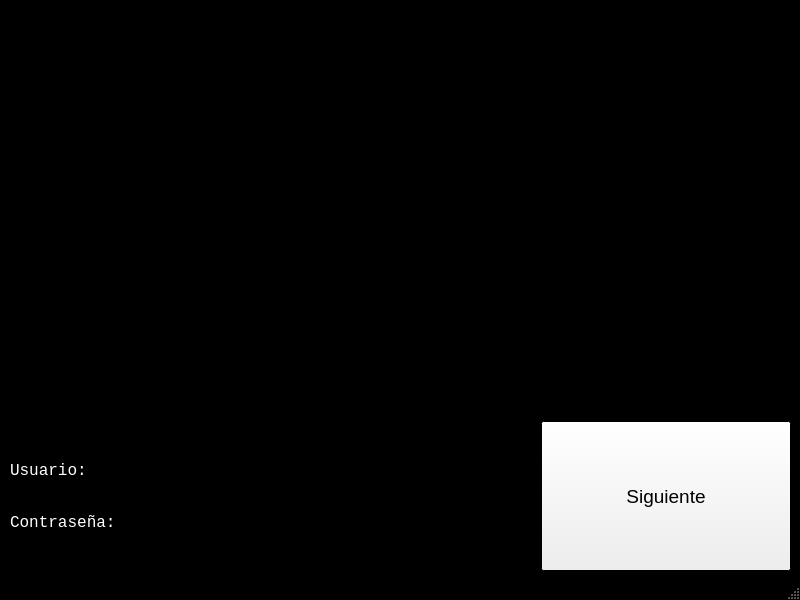
This is Parkinson/ui/Login.ui in GareusMno/AppParkinson as Qt 5 draws it before an edit. The edited form follows.
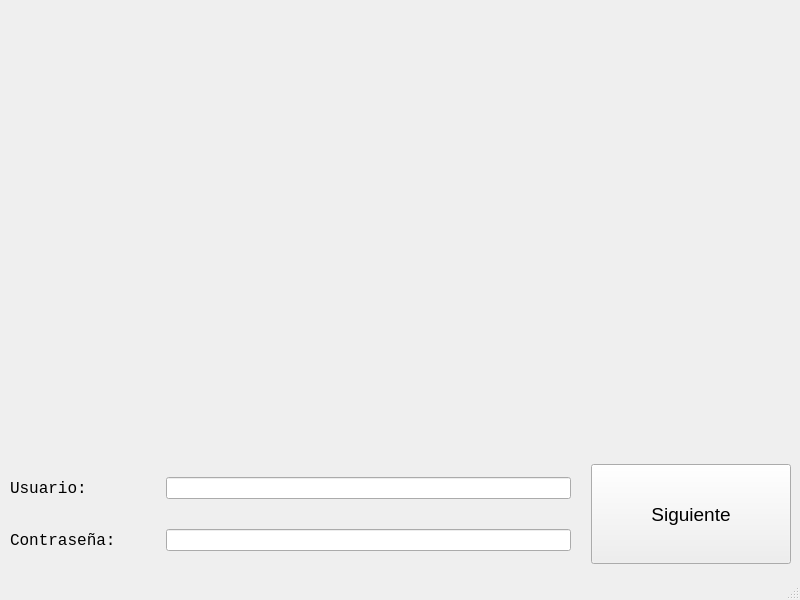
This is the edited form. Icons and pictures are not drawn.

Commit message: Tot a color default i boto arreglat de el login

Diff of the .ui file:
```diff
--- a/Parkinson/ui/Login.ui
+++ b/Parkinson/ui/Login.ui
@@ -10,190 +10,12 @@
     <height>600</height>
    </rect>
   </property>
-  <property name="minimumSize">
-   <size>
-    <width>800</width>
-    <height>600</height>
-   </size>
-  </property>
   <property name="maximumSize">
    <size>
     <width>800</width>
     <height>600</height>
    </size>
   </property>
-  <property name="palette">
-   <palette>
-    <active>
-     <colorrole role="Light">
-      <brush brushstyle="SolidPattern">
-       <color alpha="255">
-        <red>0</red>
-        <green>0</green>
-        <blue>0</blue>
-       </color>
-      </brush>
-     </colorrole>
-     <colorrole role="Midlight">
-      <brush brushstyle="SolidPattern">
-       <color alpha="255">
-        <red>0</red>
-        <green>0</green>
-        <blue>0</blue>
-       </color>
-      </brush>
-     </colorrole>
-     <colorrole role="Text">
-      <brush brushstyle="SolidPattern">
-       <color alpha="255">
-        <red>255</red>
-        <green>255</green>
-        <blue>255</blue>
-       </color>
-      </brush>
-     </colorrole>
-     <colorrole role="Base">
-      <brush brushstyle="SolidPattern">
-       <color alpha="255">
-        <red>0</red>
-        <green>0</green>
-        <blue>0</blue>
-       </color>
-      </brush>
-     </colorrole>
-     <colorrole role="Window">
-      <brush brushstyle="SolidPattern">
-       <color alpha="255">
-        <red>0</red>
-        <green>0</green>
-        <blue>0</blue>
-       </color>
-      </brush>
-     </colorrole>
-     <colorrole role="AlternateBase">
-      <brush brushstyle="SolidPattern">
-       <color alpha="255">
-        <red>0</red>
-        <green>0</green>
-        <blue>0</blue>
-       </color>
-      </brush>
-     </colorrole>
-    </active>
-    <inactive>
-     <colorrole role="Light">
-      <brush brushstyle="SolidPattern">
-       <color alpha="255">
-        <red>0</red>
-        <green>0</green>
-        <blue>0</blue>
-       </color>
-      </brush>
-     </colorrole>
-     <colorrole role="Midlight">
-      <brush brushstyle="SolidPattern">
-       <color alpha="255">
-        <red>0</red>
-        <green>0</green>
-        <blue>0</blue>
-       </color>
-      </brush>
-     </colorrole>
-     <colorrole role="Text">
-      <brush brushstyle="SolidPattern">
-       <color alpha="255">
-        <red>255</red>
-        <green>255</green>
-        <blue>255</blue>
-       </color>
-      </brush>
-     </colorrole>
-     <colorrole role="Base">
-      <brush brushstyle="SolidPattern">
-       <color alpha="255">
-        <red>0</red>
-        <green>0</green>
-        <blue>0</blue>
-       </color>
-      </brush>
-     </colorrole>
-     <colorrole role="Window">
-      <brush brushstyle="SolidPattern">
-       <color alpha="255">
-        <red>0</red>
-        <green>0</green>
-        <blue>0</blue>
-       </color>
-      </brush>
-     </colorrole>
-     <colorrole role="AlternateBase">
-      <brush brushstyle="SolidPattern">
-       <color alpha="255">
-        <red>0</red>
-        <green>0</green>
-        <blue>0</blue>
-       </color>
-      </brush>
-     </colorrole>
-    </inactive>
-    <disabled>
-     <colorrole role="Light">
-      <brush brushstyle="SolidPattern">
-       <color alpha="255">
-        <red>0</red>
-        <green>0</green>
-        <blue>0</blue>
-       </color>
-      </brush>
-     </colorrole>
-     <colorrole role="Midlight">
-      <brush brushstyle="SolidPattern">
-       <color alpha="255">
-        <red>0</red>
-        <green>0</green>
-        <blue>0</blue>
-       </color>
-      </brush>
-     </colorrole>
-     <colorrole role="Text">
-      <brush brushstyle="SolidPattern">
-       <color alpha="255">
-        <red>120</red>
-        <green>120</green>
-        <blue>120</blue>
-       </color>
-      </brush>
-     </colorrole>
-     <colorrole role="Base">
-      <brush brushstyle="SolidPattern">
-       <color alpha="255">
-        <red>0</red>
-        <green>0</green>
-        <blue>0</blue>
-       </color>
-      </brush>
-     </colorrole>
-     <colorrole role="Window">
-      <brush brushstyle="SolidPattern">
-       <color alpha="255">
-        <red>0</red>
-        <green>0</green>
-        <blue>0</blue>
-       </color>
-      </brush>
-     </colorrole>
-     <colorrole role="AlternateBase">
-      <brush brushstyle="SolidPattern">
-       <color alpha="255">
-        <red>0</red>
-        <green>0</green>
-        <blue>0</blue>
-       </color>
-      </brush>
-     </colorrole>
-    </disabled>
-   </palette>
-  </property>
   <property name="windowTitle">
    <string>MainWindow</string>
   </property>
@@ -204,151 +26,6 @@
      <height>590</height>
     </size>
    </property>
-   <property name="palette">
-    <palette>
-     <active>
-      <colorrole role="WindowText">
-       <brush brushstyle="SolidPattern">
-        <color alpha="255">
-         <red>255</red>
-         <green>255</green>
-         <blue>255</blue>
-        </color>
-       </brush>
-      </colorrole>
-      <colorrole role="Base">
-       <brush brushstyle="SolidPattern">
-        <color alpha="255">
-         <red>0</red>
-         <green>0</green>
-         <blue>0</blue>
-        </color>
-       </brush>
-      </colorrole>
-      <colorrole role="Window">
-       <brush brushstyle="SolidPattern">
-        <color alpha="255">
-         <red>0</red>
-         <green>0</green>
-         <blue>0</blue>
-        </color>
-       </brush>
-      </colorrole>
-      <colorrole role="Shadow">
-       <brush brushstyle="SolidPattern">
-        <color alpha="255">
-         <red>0</red>
-         <green>0</green>
-         <blue>0</blue>
-        </color>
-       </brush>
-      </colorrole>
-      <colorrole role="AlternateBase">
-       <brush brushstyle="SolidPattern">
-        <color alpha="255">
-         <red>0</red>
-         <green>0</green>
-         <blue>0</blue>
-        </color>
-       </brush>
-      </colorrole>
-     </active>
-     <inactive>
-      <colorrole role="WindowText">
-       <brush brushstyle="SolidPattern">
-        <color alpha="255">
-         <red>255</red>
-         <green>255</green>
-         <blue>255</blue>
-        </color>
-       </brush>
-      </colorrole>
-      <colorrole role="Base">
-       <brush brushstyle="SolidPattern">
-        <color alpha="255">
-         <red>0</red>
-         <green>0</green>
-         <blue>0</blue>
-        </color>
-       </brush>
-      </colorrole>
-      <colorrole role="Window">
-       <brush brushstyle="SolidPattern">
-        <color alpha="255">
-         <red>0</red>
-         <green>0</green>
-         <blue>0</blue>
-        </color>
-       </brush>
-      </colorrole>
-      <colorrole role="Shadow">
-       <brush brushstyle="SolidPattern">
-        <color alpha="255">
-         <red>0</red>
-         <green>0</green>
-         <blue>0</blue>
-        </color>
-       </brush>
-      </colorrole>
-      <colorrole role="AlternateBase">
-       <brush brushstyle="SolidPattern">
-        <color alpha="255">
-         <red>0</red>
-         <green>0</green>
-         <blue>0</blue>
-        </color>
-       </brush>
-      </colorrole>
-     </inactive>
-     <disabled>
-      <colorrole role="WindowText">
-       <brush brushstyle="SolidPattern">
-        <color alpha="255">
-         <red>120</red>
-         <green>120</green>
-         <blue>120</blue>
-        </color>
-       </brush>
-      </colorrole>
-      <colorrole role="Base">
-       <brush brushstyle="SolidPattern">
-        <color alpha="255">
-         <red>0</red>
-         <green>0</green>
-         <blue>0</blue>
-        </color>
-       </brush>
-      </colorrole>
-      <colorrole role="Window">
-       <brush brushstyle="SolidPattern">
-        <color alpha="255">
-         <red>0</red>
-         <green>0</green>
-         <blue>0</blue>
-        </color>
-       </brush>
-      </colorrole>
-      <colorrole role="Shadow">
-       <brush brushstyle="SolidPattern">
-        <color alpha="255">
-         <red>0</red>
-         <green>0</green>
-         <blue>0</blue>
-        </color>
-       </brush>
-      </colorrole>
-      <colorrole role="AlternateBase">
-       <brush brushstyle="SolidPattern">
-        <color alpha="255">
-         <red>0</red>
-         <green>0</green>
-         <blue>0</blue>
-        </color>
-       </brush>
-      </colorrole>
-     </disabled>
-    </palette>
-   </property>
    <widget class="QWidget" name="verticalLayoutWidget">
     <property name="geometry">
      <rect>
@@ -439,6 +116,15 @@
                 </color>
                </brush>
               </colorrole>
+              <colorrole role="PlaceholderText">
+               <brush brushstyle="NoBrush">
+                <color alpha="128">
+                 <red>0</red>
+                 <green>0</green>
+                 <blue>0</blue>
+                </color>
+               </brush>
+              </colorrole>
              </active>
              <inactive>
               <colorrole role="Text">
@@ -450,6 +136,15 @@
                 </color>
                </brush>
               </colorrole>
+              <colorrole role="PlaceholderText">
+               <brush brushstyle="NoBrush">
+                <color alpha="128">
+                 <red>0</red>
+                 <green>0</green>
+                 <blue>0</blue>
+                </color>
+               </brush>
+              </colorrole>
              </inactive>
              <disabled>
               <colorrole role="Text">
@@ -461,6 +156,15 @@
                 </color>
                </brush>
               </colorrole>
+              <colorrole role="PlaceholderText">
+               <brush brushstyle="NoBrush">
+                <color alpha="128">
+                 <red>0</red>
+                 <green>0</green>
+                 <blue>0</blue>
+                </color>
+               </brush>
+              </colorrole>
              </disabled>
             </palette>
            </property>
@@ -499,6 +203,15 @@
                 </color>
                </brush>
               </colorrole>
+              <colorrole role="PlaceholderText">
+               <brush brushstyle="NoBrush">
+                <color alpha="128">
+                 <red>0</red>
+                 <green>0</green>
+                 <blue>0</blue>
+                </color>
+               </brush>
+              </colorrole>
              </active>
              <inactive>
               <colorrole role="Text">
@@ -510,6 +223,15 @@
                 </color>
                </brush>
               </colorrole>
+              <colorrole role="PlaceholderText">
+               <brush brushstyle="NoBrush">
+                <color alpha="128">
+                 <red>0</red>
+                 <green>0</green>
+                 <blue>0</blue>
+                </color>
+               </brush>
+              </colorrole>
              </inactive>
              <disabled>
               <colorrole role="Text">
@@ -521,6 +243,15 @@
                 </color>
                </brush>
               </colorrole>
+              <colorrole role="PlaceholderText">
+               <brush brushstyle="NoBrush">
+                <color alpha="128">
+                 <red>0</red>
+                 <green>0</green>
+                 <blue>0</blue>
+                </color>
+               </brush>
+              </colorrole>
              </disabled>
             </palette>
            </property>
@@ -535,14 +266,14 @@
         <widget class="QPushButton" name="Button">
          <property name="minimumSize">
           <size>
-           <width>250</width>
+           <width>200</width>
            <height>100</height>
           </size>
          </property>
          <property name="maximumSize">
           <size>
-           <width>300</width>
-           <height>150</height>
+           <width>250</width>
+           <height>100</height>
           </size>
          </property>
          <property name="font">
```
Left out of the diff: 2 changed lines with no effect on the pictures. The commit also changes 6 other files.
